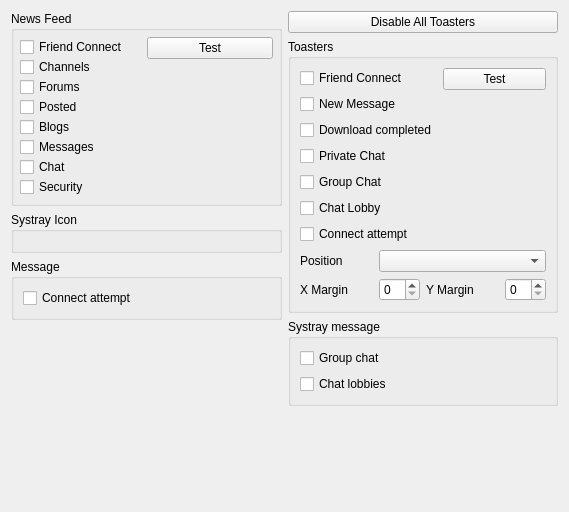
This is retroshare-gui/src/gui/settings/NotifyPage.ui in RetroShare/RetroShare as Qt 5 draws it before an edit. The edited form follows.
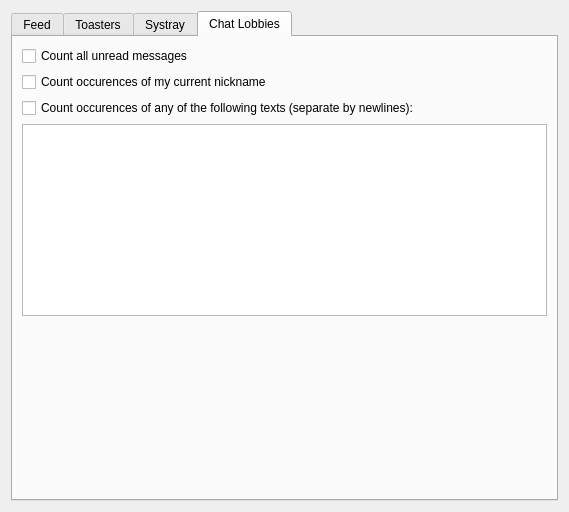
This is the edited form.

Commit message: new notify capability of chat lobbies: message counting, nickname occurrence counting and specific text counting. Also sorts out notify tab in Settings (Patch from Phenom, slightly modified: gui layout/text + added a flag to enable/disable user defined text grep)

```diff
--- a/retroshare-gui/src/gui/settings/NotifyPage.ui
+++ b/retroshare-gui/src/gui/settings/NotifyPage.ui
@@ -10,9 +10,17 @@
     <height>512</height>
    </rect>
   </property>
-  <layout class="QHBoxLayout" name="horizontalLayout">
+  <layout class="QVBoxLayout" name="verticalLayout">
    <item>
-    <layout class="QVBoxLayout" name="verticalLayout_4">
+    <widget class="QTabWidget" name="tabWidget">
+     <property name="currentIndex">
+      <number>3</number>
+     </property>
+     <widget class="QWidget" name="tabFeed">
+      <attribute name="title">
+       <string>Feed</string>
+      </attribute>
+      <layout class="QVBoxLayout" name="verticalLayout_10">
      <item>
       <widget class="QGroupBox" name="notify_ForumNewMsg">
        <property name="title">
@@ -115,18 +123,6 @@
        </layout>
       </widget>
      </item>
-     <item>
-      <widget class="QGroupBox" name="trayNotifyGroupBox">
-       <property name="title">
-        <string>Systray Icon</string>
-       </property>
-       <layout class="QVBoxLayout" name="verticalLayout_5">
-        <item>
-         <layout class="QGridLayout" name="notifyLayout"/>
-        </item>
-       </layout>
-      </widget>
-     </item>
      <item>
       <widget class="QGroupBox" name="messageGroupBox">
        <property name="title">
@@ -157,9 +153,12 @@
       </spacer>
      </item>
     </layout>
-   </item>
-   <item>
-    <layout class="QVBoxLayout" name="verticalLayout">
+     </widget>
+     <widget class="QWidget" name="tabToasters">
+      <attribute name="title">
+       <string>Toasters</string>
+      </attribute>
+      <layout class="QVBoxLayout" name="verticalLayout_11">
      <item>
       <widget class="QPushButton" name="pushButtonDisableAll">
        <property name="toolTip">
@@ -345,6 +344,38 @@
           </item>
          </layout>
         </item>
+          <item>
+           <spacer name="verticalSpacer_6">
+            <property name="orientation">
+             <enum>Qt::Vertical</enum>
+            </property>
+            <property name="sizeHint" stdset="0">
+             <size>
+              <width>20</width>
+              <height>40</height>
+             </size>
+            </property>
+           </spacer>
+          </item>
+         </layout>
+        </widget>
+       </item>
+      </layout>
+     </widget>
+     <widget class="QWidget" name="tabSystray">
+      <attribute name="title">
+       <string>Systray</string>
+      </attribute>
+      <layout class="QVBoxLayout" name="verticalLayout_12">
+       <item>
+        <widget class="QGroupBox" name="trayNotifyGroupBox">
+         <property name="title">
+          <string>Systray Icon</string>
+         </property>
+         <layout class="QVBoxLayout" name="verticalLayout_5">
+          <item>
+           <layout class="QGridLayout" name="notifyLayout"/>
+          </item>
        </layout>
       </widget>
      </item>
@@ -385,6 +416,52 @@
       </spacer>
      </item>
     </layout>
+     </widget>
+     <widget class="QWidget" name="tabChatLobbies">
+      <attribute name="title">
+       <string>Chat Lobbies</string>
+      </attribute>
+      <layout class="QVBoxLayout" name="verticalLayout_13">
+       <item>
+        <widget class="QCheckBox" name="chatLobbies_CountUnRead">
+         <property name="text">
+          <string>Count all unread messages</string>
+         </property>
+        </widget>
+       </item>
+       <item>
+        <widget class="QCheckBox" name="chatLobbies_CheckNickName">
+         <property name="text">
+          <string>Count occurences of my current nickname</string>
+         </property>
+        </widget>
+       </item>
+       <item>
+        <widget class="QCheckBox" name="chatLobbies_CountFollowingText">
+         <property name="text">
+          <string>Count occurences of any of the following texts (separate by newlines):</string>
+         </property>
+        </widget>
+       </item>
+       <item>
+        <widget class="QPlainTextEdit" name="chatLobbies_TextToNotify"/>
+       </item>
+       <item>
+        <spacer name="verticalSpacer_5">
+         <property name="orientation">
+          <enum>Qt::Vertical</enum>
+         </property>
+         <property name="sizeHint" stdset="0">
+          <size>
+           <width>20</width>
+           <height>40</height>
+          </size>
+         </property>
+        </spacer>
+       </item>
+      </layout>
+     </widget>
+    </widget>
    </item>
   </layout>
  </widget>
```
Lines whose indentation alone changed are shown as unchanged. The commit also changes 17 other files.
